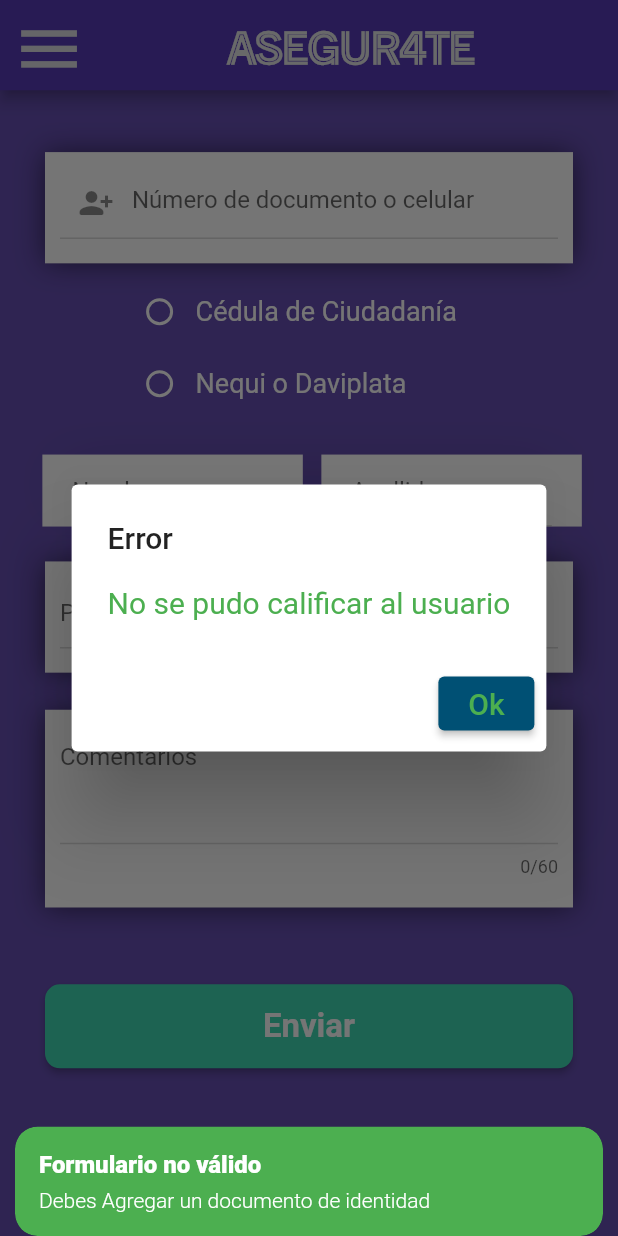
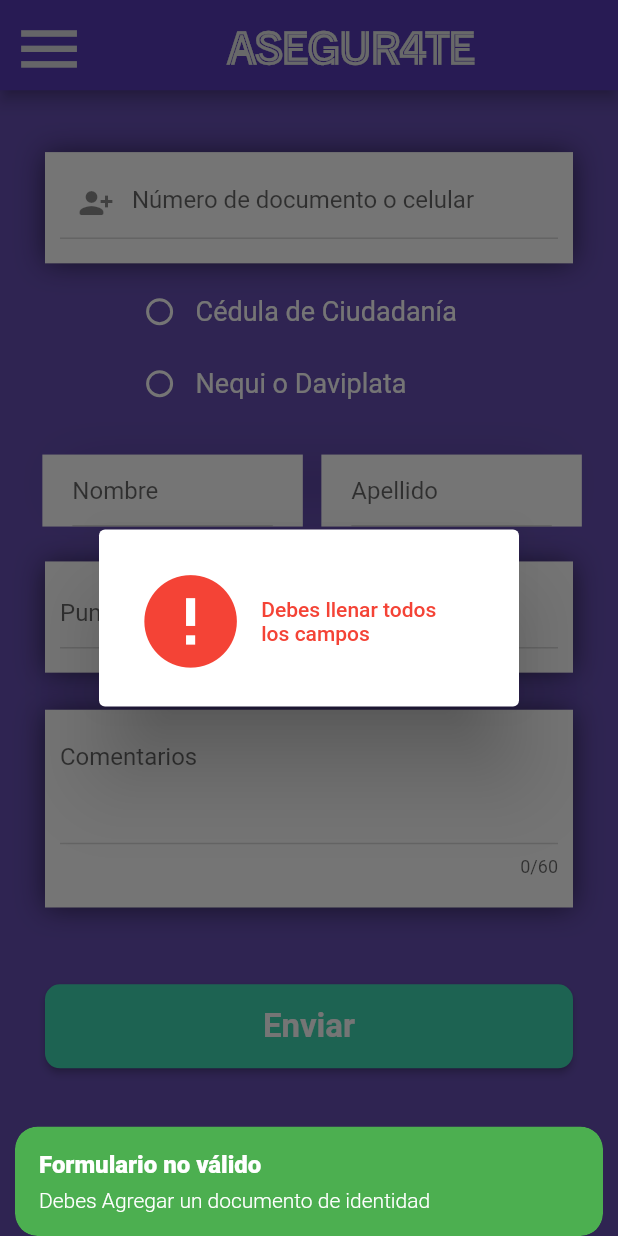
Before and after one commit to osmancadc/asegurate-app, a Flutter app: the QualifyPage screen opened by its route, after a tap on "Enviar", on a phone screen of 412 x 824 dp. Run offline on Flutter 3.47's test engine with Material 2 defaults, Android fonts, the light colour scheme and no system bars; our stand-ins replace file_picker, flutter_dotenv, flutter_rating_bar, get, get_storage, hexcolor and 2 more; missing offline and left inert: encrypt, flutter_carousel_slider; accounts and stored records are empty.

Commit message:
qualify_validation_form field puntuation validate

```diff
--- a/lib/main.dart
+++ b/lib/main.dart
@@ -61,8 +61,9 @@ class _MyAppState extends State<MyApp> {
             onSecondary: Colors.grey,
             background: Colors.grey,
             onSurface: Colors.grey,
-              primaryContainer: HexColor('#3FD7B2'),
-              secondaryContainer: HexColor('#00FFB4'))),
+            primaryVariant: Colors.grey,
+            secondaryVariant: Colors.grey,
+          )),
     );
   }
 }
--- a/lib/pages/qualify/qualify_page_controller.dart
+++ b/lib/pages/qualify/qualify_page_controller.dart
@@ -2,6 +2,7 @@ import 'package:app_asegurate/models/models.dart';
 import 'package:app_asegurate/providers/providers.dart';
 import 'package:flutter/material.dart';
 import 'package:get/get.dart';
+
 import 'package:sn_progress_dialog/sn_progress_dialog.dart';
 
 class QualifyController extends GetxController {
@@ -22,8 +23,12 @@ class QualifyController extends GetxController {
     String document = documentController.text.trim();
     String name = nameController.text;
     String lastName = lastNameController.text;
-    int score =
-        scoreController.text.isNotEmpty ? int.parse(scoreController.text) : 0;
+
+    int score = scoreController.text.trim().isNumericOnly &&
+            scoreController.text.isNotEmpty
+        ? int.parse(scoreController.text)
+        : 0;
+
     String comments = commentsController.text.trim();
 
     if (isValidForm(
@@ -44,7 +49,7 @@ class QualifyController extends GetxController {
         type: selectedRadio.value,
         name: name,
         lastName: lastName,
-        score: score,
+        score: score as int,
         comments: comments,
       );
       Response response = await qualifyProviders.uploadScore(uploadScore);
@@ -67,7 +72,8 @@ class QualifyController extends GetxController {
                   const Align(
                     alignment: Alignment.centerLeft,
                     child: Text(
-                      'Tu calificación ha sido enviada con éxito',
+                      '''Tu calificación ha
+sido enviada con éxito''',
                       style: TextStyle(
                         fontSize: 14,
                         color: Colors.green,
@@ -88,22 +94,29 @@ class QualifyController extends GetxController {
         context: context,
         builder: (BuildContext context) {
           return AlertDialog(
-            title: const Text('Error'),
-            content: const Text("No se pudo calificar al usuario",
-                style: TextStyle(fontSize: 20, color: Colors.green),
-                textAlign: TextAlign.center),
-            actions: <Widget>[
-              ElevatedButton(
-                child: const Text(
-                  'Ok',
-                  style: TextStyle(fontSize: 20, color: Colors.green),
-                  textAlign: TextAlign.center,
+            title: Row(
+              children: [
+                Icon(
+                  Icons.error,
+                  size: MediaQuery.of(context).size.width * 0.18,
+                  color: Colors.red,
                 ),
-                onPressed: () {
-                  Get.back();
-                },
-              ),
-            ],
+                const SizedBox(
+                  width: 10,
+                ),
+                const Align(
+                  alignment: Alignment.centerLeft,
+                  child: Text(
+                    '''Debes llenar todos
+los campos''',
+                    style: TextStyle(
+                      fontSize: 14,
+                      color: Colors.red,
+                    ),
+                  ),
+                ),
+              ],
+            ),
           );
         },
       );
@@ -145,6 +158,22 @@ class QualifyController extends GetxController {
     if (lastName.isEmpty) {
       Get.snackbar(
           'Formulario no válido ', 'Debes Agregar un apellido de Usuario',
+          snackPosition: SnackPosition.BOTTOM,
+          backgroundColor: Colors.green,
+          colorText: Colors.white);
+      return false;
+    }
+    if (score.toInt() == RegExp(r'^[0-100]+$')) {
+      Get.snackbar(
+          'Formulario no válido ', 'Debes Agregar un número de calificación',
+          snackPosition: SnackPosition.BOTTOM,
+          backgroundColor: Colors.green,
+          colorText: Colors.white);
+      return false;
+    }
+
+    if (score == 0) {
+      Get.snackbar('Formulario no válido ', 'Debes Agregar un número valido',
           snackPosition: SnackPosition.BOTTOM,
           backgroundColor: Colors.green,
           colorText: Colors.white);
```
Lines whose indentation alone changed are shown as unchanged.
